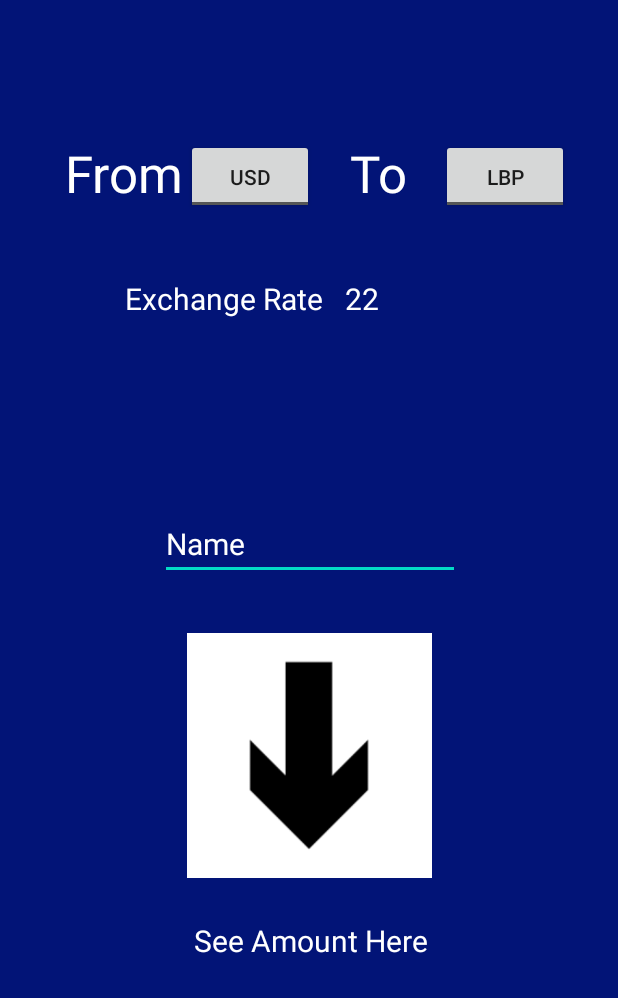
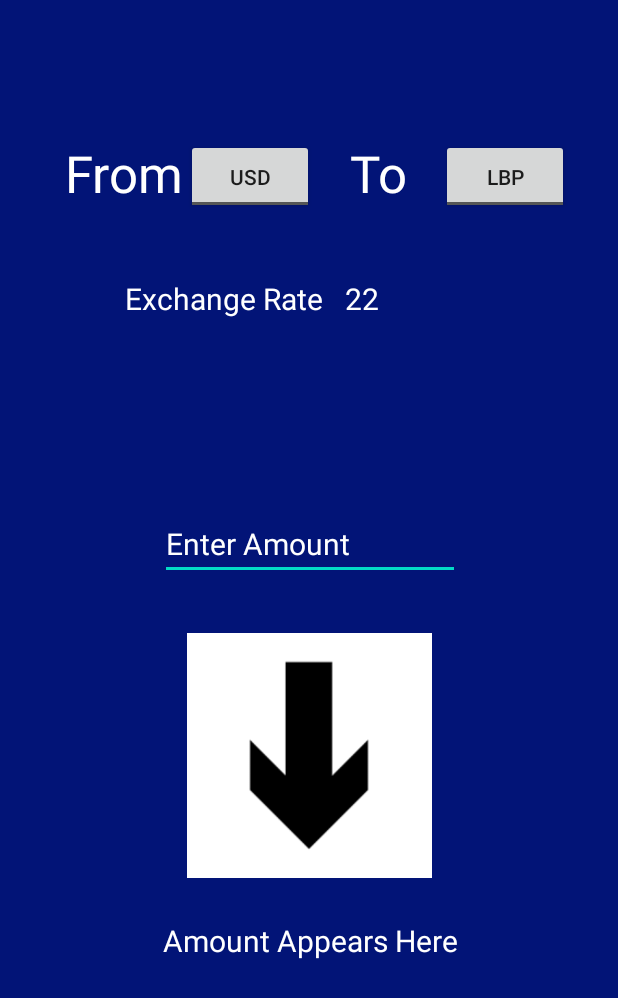
Before and after one commit to hoda-mawlawi/CurrencyConverter2.0, an Android app: the layout calculator.xml on its own in the app's theme, with its tools: preview values and no code run, on a phone screen of 412 x 824 dp. Shown: the top 998 px of the screen. Run offline under Robolectric (Android 15) with nearby library versions, the phone set to English and light mode, and no system bars.

Commit message:
more edits to UI, make some text, hint

```diff
--- a/app/src/main/res/layout/calculator.xml
+++ b/app/src/main/res/layout/calculator.xml
@@ -108,9 +108,10 @@
         android:id="@+id/finalAmount"
         android:layout_width="200dp"
         android:layout_height="45dp"
-        android:text="See Amount Here"
+        android:hint="Amount Appears Here"
         android:textAlignment="center"
         android:textColor="#FFFFFF"
+        android:textColorHint="#FFFFFF"
         android:textSize="20sp"
         app:layout_constraintBottom_toBottomOf="parent"
         app:layout_constraintEnd_toEndOf="parent"
@@ -124,9 +125,10 @@
         android:layout_width="200dp"
         android:layout_height="45dp"
         android:ems="10"
+        android:hint="Enter Amount"
         android:inputType="textPersonName"
-        android:text="Name"
         android:textColor="#FFFFFF"
+        android:textColorHint="#FFFFFF"
         android:textSize="20sp"
         app:layout_constraintBottom_toBottomOf="parent"
         app:layout_constraintEnd_toEndOf="parent"
```
